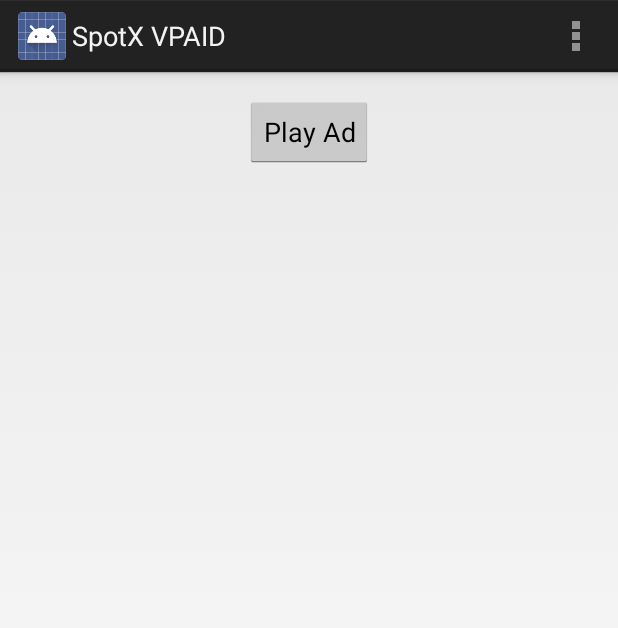
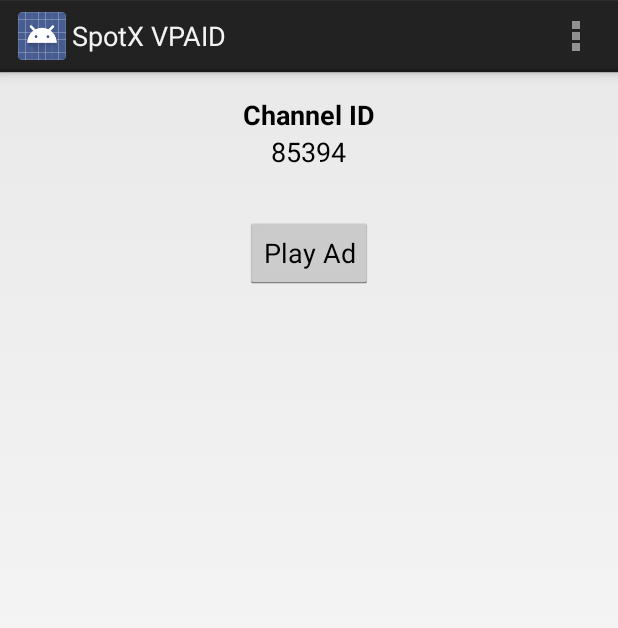
Before and after one commit to NicolasTr/spotx-vpaid-demo, an Android app: the screen it shows after launch (MainActivity), on a phone screen of 412 x 824 dp. Shown: the top 628 px of the screen. Run offline under Robolectric (Android 15) with nearby library versions, the phone set to English and light mode, and no system bars.

```diff
--- a/android/SpotXVPAID/app/src/main/java/com/spotxchange/spotxvpaid/MainActivityFragment.java
+++ b/android/SpotXVPAID/app/src/main/java/com/spotxchange/spotxvpaid/MainActivityFragment.java
@@ -3,15 +3,17 @@ package com.spotxchange.spotxvpaid;
 import android.app.Fragment;
 import android.content.Intent;
 import android.os.Bundle;
+import android.text.TextUtils;
 import android.view.LayoutInflater;
 import android.view.View;
 import android.view.ViewGroup;
 import android.widget.Button;
+import android.widget.TextView;
 
-/**
- * A placeholder fragment containing a simple view.
- */
+
 public class MainActivityFragment extends Fragment implements View.OnClickListener {
+
+    private TextView _channelId;
 
     public MainActivityFragment() {
     }
@@ -23,12 +25,20 @@ public class MainActivityFragment extends Fragment implements View.OnClickListen
         Button button = (Button) view.findViewById(R.id.play_button);
         button.setOnClickListener(this);
 
+        _channelId = (TextView) view.findViewById(R.id.channel_id);
+        _channelId.setText("85394");
+
         return view;
     }
 
     @Override
     public void onClick(View v) {
-        Intent intent = new Intent(getActivity(), VpaidActivity.class);
-        startActivity(intent);
+        String channelId = _channelId.getText().toString();
+        if (!TextUtils.isEmpty(channelId)) {
+            Intent intent = new Intent(getActivity(), VpaidActivity.class)
+                    .putExtra(VpaidActivity.EXTRA_CHANNEL_ID, channelId)
+                    .putExtra(VpaidActivity.EXTRA_APP_DOMAIN, "com.spotxchange.vpaid");
+            startActivity(intent);
+        }
     }
 }
--- a/android/SpotXVPAID/app/src/main/res/layout/fragment_main.xml
+++ b/android/SpotXVPAID/app/src/main/res/layout/fragment_main.xml
@@ -5,11 +5,34 @@
     android:paddingTop="@dimen/activity_vertical_margin"
     android:paddingBottom="@dimen/activity_vertical_margin" tools:context=".MainActivityFragment">
 
+    <TextView
+        android:layout_width="wrap_content"
+        android:layout_height="wrap_content"
+        android:textAppearance="?android:attr/textAppearanceMedium"
+        android:text="Channel ID"
+        android:editable="false"
+        android:id="@+id/channel_id_label"
+        android:textStyle="bold"
+        android:layout_alignParentTop="true"
+        android:layout_centerHorizontal="true" />
+
+    <TextView
+        android:layout_width="wrap_content"
+        android:layout_height="wrap_content"
+        android:textAppearance="?android:attr/textAppearanceMedium"
+        android:text="85394"
+        android:id="@+id/channel_id"
+        android:layout_below="@+id/channel_id_label"
+        android:layout_centerHorizontal="true" />
+
     <Button
         android:layout_width="wrap_content"
         android:layout_height="wrap_content"
         android:text="Play Ad"
         android:id="@+id/play_button"
+        android:layout_marginTop="31dp"
+        android:layout_below="@+id/channel_id"
         android:layout_centerHorizontal="true" />
 
+
 </RelativeLayout>
```
Also changed, not shown: android/SpotXVPAID/app/src/main/java/com/spotxchange/spotxvpaid/VpaidActivity.java (+129 -6 lines).
